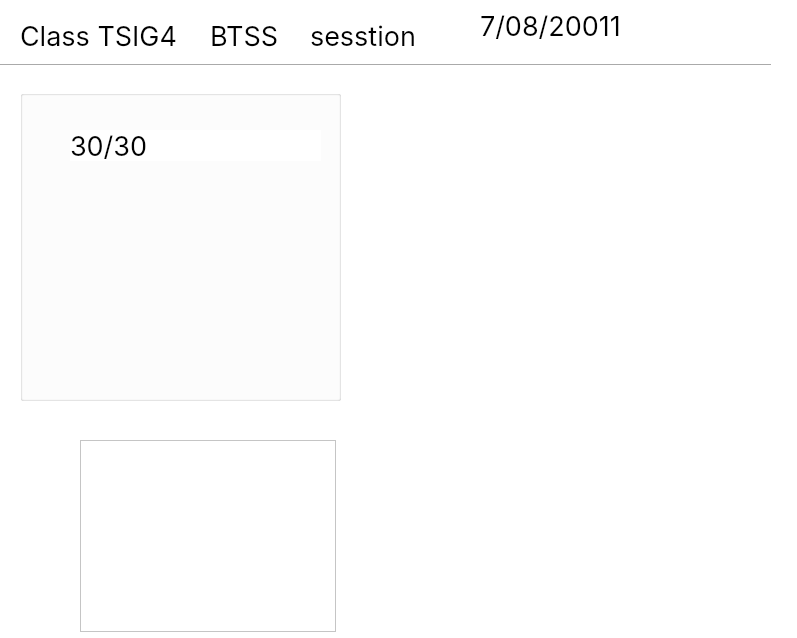
Above: School_System/ui/ViewClassDialog.ui from KasperJack/School-Management-System before the change. Below: the same form after it.
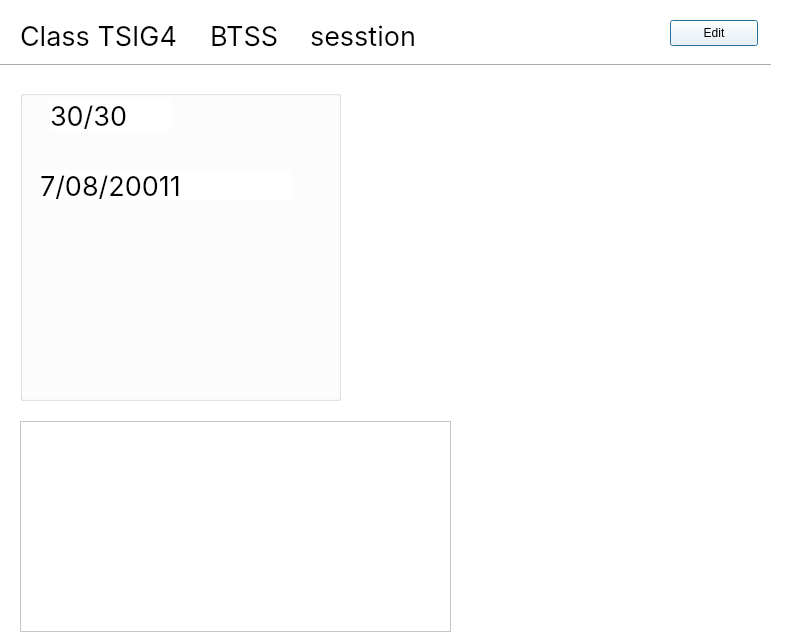
That is the form after the change.

```diff
--- a/School_System/ui/ViewClassDialog.ui
+++ b/School_System/ui/ViewClassDialog.ui
@@ -64,9 +64,9 @@
    <widget class="QLabel" name="max_stud">
     <property name="geometry">
      <rect>
-      <x>50</x>
-      <y>40</y>
-      <width>251</width>
+      <x>30</x>
+      <y>10</y>
+      <width>121</width>
       <height>31</height>
      </rect>
     </property>
@@ -80,6 +80,25 @@
      <string>30/30</string>
     </property>
    </widget>
+   <widget class="QLabel" name="creation_date">
+    <property name="geometry">
+     <rect>
+      <x>20</x>
+      <y>80</y>
+      <width>251</width>
+      <height>31</height>
+     </rect>
+    </property>
+    <property name="font">
+     <font>
+      <family>Inter</family>
+      <pointsize>20</pointsize>
+     </font>
+    </property>
+    <property name="text">
+     <string>7/08/20011</string>
+    </property>
+   </widget>
   </widget>
   <widget class="QLabel" name="grade">
    <property name="geometry">
@@ -119,32 +138,13 @@
     <string>sesstion</string>
    </property>
   </widget>
-  <widget class="QLabel" name="creation_date">
-   <property name="geometry">
-    <rect>
-     <x>480</x>
-     <y>10</y>
-     <width>251</width>
-     <height>31</height>
-    </rect>
-   </property>
-   <property name="font">
-    <font>
-     <family>Inter</family>
-     <pointsize>20</pointsize>
-    </font>
-   </property>
-   <property name="text">
-    <string>7/08/20011</string>
-   </property>
-  </widget>
   <widget class="QTableWidget" name="teachers_table">
    <property name="geometry">
     <rect>
-     <x>80</x>
-     <y>440</y>
-     <width>256</width>
-     <height>192</height>
+     <x>20</x>
+     <y>421</y>
+     <width>431</width>
+     <height>211</height>
     </rect>
    </property>
   </widget>
@@ -154,7 +154,7 @@
      <x>540</x>
      <y>90</y>
      <width>251</width>
-     <height>491</height>
+     <height>531</height>
     </rect>
    </property>
    <property name="styleSheet">
@@ -188,6 +188,19 @@
 </string>
    </property>
   </widget>
+  <widget class="QPushButton" name="pushButton">
+   <property name="geometry">
+    <rect>
+     <x>670</x>
+     <y>20</y>
+     <width>88</width>
+     <height>26</height>
+    </rect>
+   </property>
+   <property name="text">
+    <string>Edit</string>
+   </property>
+  </widget>
  </widget>
  <resources/>
  <connections/>
```
